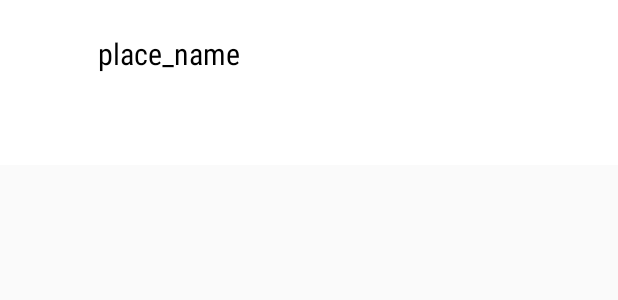
After one commit to rkoper/Android-3---trouvez-un-restaurant-pour-dejeuner-avec-vos-collegues, an Android app: the layout item_recyclerview_search_map.xml on its own in the app's theme, with its tools: preview values and no code run, on a phone screen of 412 x 824 dp. The commit adds this screen. Shown: the top 300 px of the screen. Run offline under Robolectric (Android 15) with nearby library versions, the phone set to English and light mode, and no system bars.

Commit message:
Search in map ok

```diff
--- /dev/null
+++ b/app/src/main/res/layout/item_recyclerview_search_map.xml
@@ -0,0 +1,55 @@
+<?xml version="1.0" encoding="utf-8"?>
+<RelativeLayout xmlns:android="http://schemas.android.com/apk/res/android"
+    xmlns:app="http://schemas.android.com/apk/res-auto"
+    xmlns:tools="http://schemas.android.com/tools"
+    android:id="@+id/itemRecyclerViewFav"
+    android:layout_width="wrap_content"
+    android:layout_height="110dp"
+    android:background="@color/colorWhite"
+    android:padding="5dp"
+    android:visibility="visible">
+
+    <LinearLayout
+        android:layout_width="match_parent"
+        android:layout_height="30dp"
+        android:layout_marginTop="99dp"
+        android:background="@color/colorGray"
+        android:orientation="vertical"
+        tools:visibility="visible" />
+
+
+    <LinearLayout
+        android:id="@+id/place_info_for_maps"
+        android:layout_width="wrap_content"
+        android:layout_height="wrap_content"
+        android:layout_marginStart="60dp"
+        android:layout_marginTop="15dp"
+        android:layout_marginEnd="175dp"
+        android:orientation="vertical">
+
+        <TextView
+            android:id="@+id/place_name_for_maps"
+            android:layout_width="match_parent"
+            android:layout_height="wrap_content"
+            android:layout_alignStart="@+id/place_info"
+            android:layout_gravity="center"
+            android:ellipsize="end"
+            android:fontFamily="sans-serif-condensed"
+            android:gravity="center_vertical"
+            android:maxLength="30"
+            android:maxLines="1"
+            android:paddingTop="1dp"
+            android:paddingBottom="1dp"
+            android:text="place_name"
+            android:textAlignment="center"
+            android:textColor="@color/colorBlack"
+            android:textSize="20sp"
+            tools:ignore="RtlCompat" />
+
+    </LinearLayout>
+
+
+
+
+
+</RelativeLayout>
```
Also changed, not shown: app/src/main/java/com/m/sofiane/go4lunch/activity/mainactivity.java (+19 -1 lines), app/src/main/java/com/m/sofiane/go4lunch/adapter/CustomAdapter.java (deleted, +0 -89 lines), app/src/main/java/com/m/sofiane/go4lunch/fragment/MapFragment.java (+42 -68 lines), app/src/main/java/com/m/sofiane/go4lunch/fragment/SearchMapAdapter.java (added, +63 -0 lines), app/src/main/res/layout/fragment_map.xml (+38 -3 lines), 55 other files.
